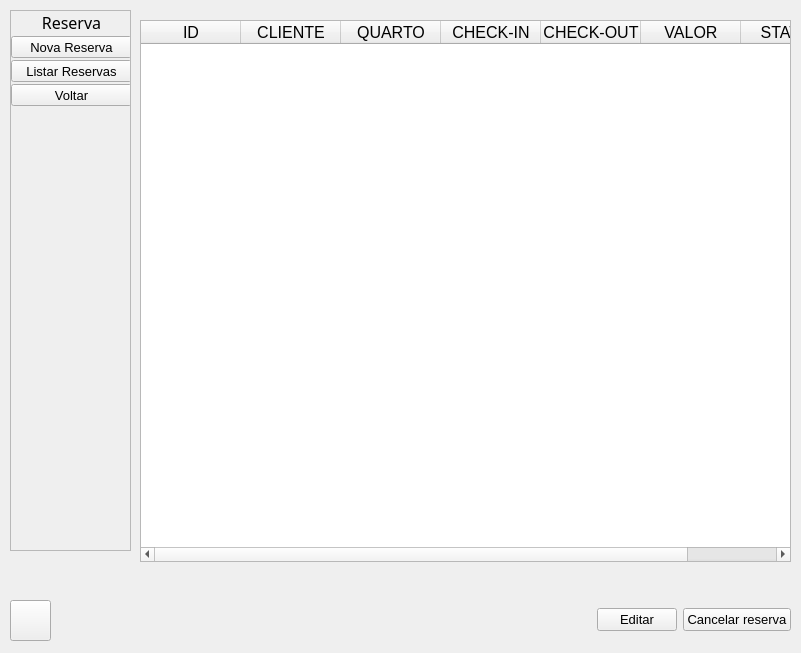
The window that Prototipo HostInn/Telas/tela_menu_principal.ui (EndrewFerreira/HOSTIIN) describes before a commit, drawn with Qt 5.
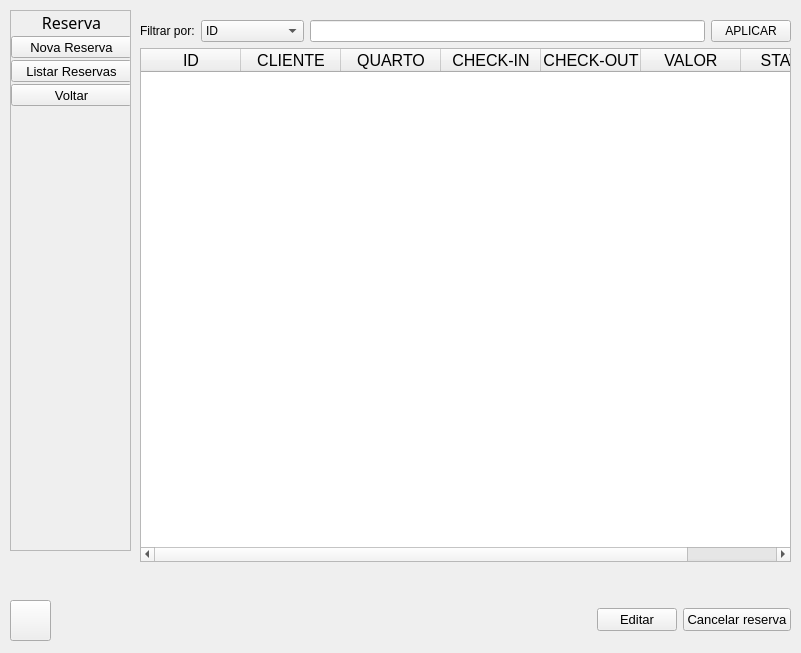
The same window after the commit. Icons and pictures are not drawn.

Commit message: tentativa de add filtro de reservas

The edit to the form file:
```diff
--- a/Prototipo HostInn/Telas/tela_menu_principal.ui
+++ b/Prototipo HostInn/Telas/tela_menu_principal.ui
@@ -4764,6 +4764,66 @@
        </rect>
       </property>
       <layout class="QVBoxLayout" name="verticalLayout_19">
+       <item>
+        <layout class="QHBoxLayout" name="horizontalLayout_50">
+         <item>
+          <widget class="QLabel" name="label_7">
+           <property name="text">
+            <string>Filtrar por:</string>
+           </property>
+          </widget>
+         </item>
+         <item>
+          <widget class="QComboBox" name="comboBox_filtro_2">
+           <item>
+            <property name="text">
+             <string>ID</string>
+            </property>
+           </item>
+           <item>
+            <property name="text">
+             <string>CLIENTE</string>
+            </property>
+           </item>
+           <item>
+            <property name="text">
+             <string>QUARTO</string>
+            </property>
+           </item>
+           <item>
+            <property name="text">
+             <string>CHECK-IN</string>
+            </property>
+           </item>
+           <item>
+            <property name="text">
+             <string>CHECK-OUT</string>
+            </property>
+           </item>
+           <item>
+            <property name="text">
+             <string>VALOR</string>
+            </property>
+           </item>
+           <item>
+            <property name="text">
+             <string>STATUS</string>
+            </property>
+           </item>
+          </widget>
+         </item>
+         <item>
+          <widget class="QLineEdit" name="lineEdit_busca"/>
+         </item>
+         <item>
+          <widget class="QPushButton" name="botao_aplicar_filtro">
+           <property name="text">
+            <string>APLICAR</string>
+           </property>
+          </widget>
+         </item>
+        </layout>
+       </item>
        <item>
         <widget class="QTableWidget" name="tabela_lista_reserva">
          <property name="font">
```
The commit also changes 1 other file.
